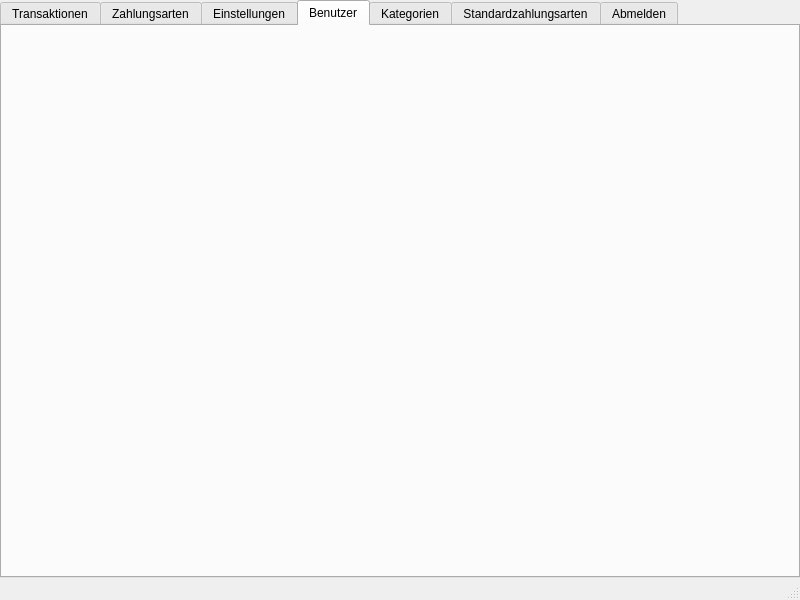
Above: userwindow.ui from Tandaradei/haushalt before the change. Below: the same form after it.
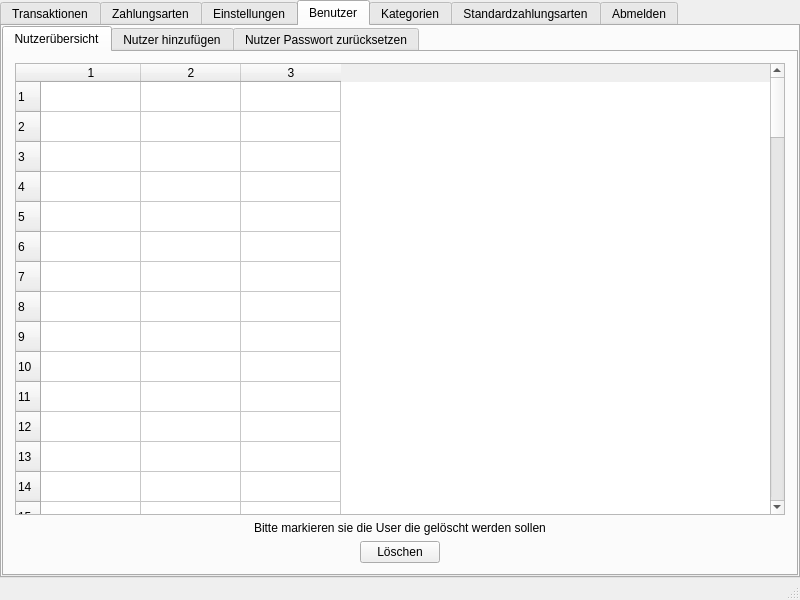
That is the form after the change. The open tabs and pages were chosen to show the change. Icons and pictures are not drawn.

Commit message: finished user + category + standardpaymenmethod interfaces

What changed in the file:
```diff
--- a/userwindow.ui
+++ b/userwindow.ui
@@ -932,7 +932,314 @@
            <number>0</number>
           </property>
           <item>
-           <layout class="QVBoxLayout" name="verticalLayout_7"/>
+           <layout class="QVBoxLayout" name="verticalLayout_7">
+            <item>
+             <widget class="QTabWidget" name="usertabWidget">
+              <property name="currentIndex">
+               <number>1</number>
+              </property>
+              <widget class="QWidget" name="useroverviewTab_2">
+               <attribute name="title">
+                <string>Nutzerübersicht</string>
+               </attribute>
+               <layout class="QVBoxLayout" name="verticalLayout_23">
+                <item>
+                 <layout class="QVBoxLayout" name="verticalLayout_22">
+                  <item>
+                   <widget class="QTableWidget" name="userTable_2">
+                    <property name="verticalScrollBarPolicy">
+                     <enum>Qt::ScrollBarAlwaysOn</enum>
+                    </property>
+                    <property name="horizontalScrollBarPolicy">
+                     <enum>Qt::ScrollBarAsNeeded</enum>
+                    </property>
+                    <property name="rowCount">
+                     <number>100</number>
+                    </property>
+                    <property name="columnCount">
+                     <number>3</number>
+                    </property>
+                    <row/>
+                    <row/>
+                    <row/>
+                    <row/>
+                    <row/>
+                    <row/>
+                    <row/>
+                    <row/>
+                    <row/>
+                    <row/>
+                    <row/>
+                    <row/>
+                    <row/>
+                    <row/>
+                    <row/>
+                    <row/>
+                    <row/>
+                    <row/>
+                    <row/>
+                    <row/>
+                    <row/>
+                    <row/>
+                    <row/>
+                    <row/>
+                    <row/>
+                    <row/>
+                    <row/>
+                    <row/>
+                    <row/>
+                    <row/>
+                    <row/>
+                    <row/>
+                    <row/>
+                    <row/>
+                    <row/>
+                    <row/>
+                    <row/>
+                    <row/>
+                    <row/>
+                    <row/>
+                    <row/>
+                    <row/>
+                    <row/>
+                    <row/>
+                    <row/>
+                    <row/>
+                    <row/>
+                    <row/>
+                    <row/>
+                    <row/>
+                    <row/>
+                    <row/>
+                    <row/>
+                    <row/>
+                    <row/>
+                    <row/>
+                    <row/>
+                    <row/>
+                    <row/>
+                    <row/>
+                    <row/>
+                    <row/>
+                    <row/>
+                    <row/>
+                    <row/>
+                    <row/>
+                    <row/>
+                    <row/>
+                    <row/>
+                    <row/>
+                    <row/>
+                    <row/>
+                    <row/>
+                    <row/>
+                    <row/>
+                    <row/>
+                    <row/>
+                    <row/>
+                    <row/>
+                    <row/>
+                    <row/>
+                    <row/>
+                    <row/>
+                    <row/>
+                    <row/>
+                    <row/>
+                    <row/>
+                    <row/>
+                    <row/>
+                    <row/>
+                    <row/>
+                    <row/>
+                    <row/>
+                    <row/>
+                    <row/>
+                    <row/>
+                    <row/>
+                    <row/>
+                    <row/>
+                    <row/>
+                    <column/>
+                    <column/>
+                    <column/>
+                   </widget>
+                  </item>
+                  <item alignment="Qt::AlignHCenter">
+                   <widget class="QLabel" name="userdelLabel_2">
+                    <property name="text">
+                     <string>Bitte markieren sie die User die gelöscht werden sollen</string>
+                    </property>
+                   </widget>
+                  </item>
+                  <item alignment="Qt::AlignHCenter">
+                   <widget class="QPushButton" name="userdelButton_2">
+                    <property name="maximumSize">
+                     <size>
+                      <width>100</width>
+                      <height>16777215</height>
+                     </size>
+                    </property>
+                    <property name="text">
+                     <string>Löschen</string>
+                    </property>
+                   </widget>
+                  </item>
+                 </layout>
+                </item>
+               </layout>
+              </widget>
+              <widget class="QWidget" name="useraddTab_2">
+               <attribute name="title">
+                <string>Nutzer hinzufügen</string>
+               </attribute>
+               <layout class="QVBoxLayout" name="verticalLayout_26">
+                <item>
+                 <layout class="QVBoxLayout" name="verticalLayout_24">
+                  <item>
+                   <layout class="QGridLayout" name="gridLayout_11">
+                    <item row="1" column="0" alignment="Qt::AlignHCenter|Qt::AlignVCenter">
+                     <widget class="QLabel" name="useraddpwLabel_2">
+                      <property name="text">
+                       <string>Passwort</string>
+                      </property>
+                     </widget>
+                    </item>
+                    <item row="0" column="0" alignment="Qt::AlignHCenter|Qt::AlignBottom">
+                     <widget class="QLabel" name="useraddemailLabel_2">
+                      <property name="text">
+                       <string>E-Mail</string>
+                      </property>
+                     </widget>
+                    </item>
+                    <item row="0" column="1" alignment="Qt::AlignLeft|Qt::AlignBottom">
+                     <widget class="QLineEdit" name="useraddemailField_2">
+                      <property name="maximumSize">
+                       <size>
+                        <width>300</width>
+                        <height>16777215</height>
+                       </size>
+                      </property>
+                     </widget>
+                    </item>
+                    <item row="1" column="1" alignment="Qt::AlignLeft|Qt::AlignVCenter">
+                     <widget class="QLineEdit" name="useraddpwField_2">
+                      <property name="maximumSize">
+                       <size>
+                        <width>300</width>
+                        <height>16777215</height>
+                       </size>
+                      </property>
+                     </widget>
+                    </item>
+                   </layout>
+                  </item>
+                  <item>
+                   <layout class="QVBoxLayout" name="verticalLayout_25">
+                    <item alignment="Qt::AlignHCenter|Qt::AlignTop">
+                     <widget class="QPushButton" name="useraddconfButton_2">
+                      <property name="maximumSize">
+                       <size>
+                        <width>100</width>
+                        <height>16777215</height>
+                       </size>
+                      </property>
+                      <property name="text">
+                       <string>Bestätigen</string>
+                      </property>
+                     </widget>
+                    </item>
+                   </layout>
+                  </item>
+                 </layout>
+                </item>
+               </layout>
+              </widget>
+              <widget class="QWidget" name="userpwresetTab">
+               <attribute name="title">
+                <string>Nutzer Passwort zurücksetzen</string>
+               </attribute>
+               <layout class="QVBoxLayout" name="verticalLayout_29">
+                <item>
+                 <layout class="QVBoxLayout" name="verticalLayout_27">
+                  <item>
+                   <layout class="QGridLayout" name="gridLayout_12">
+                    <item row="1" column="1" alignment="Qt::AlignHCenter|Qt::AlignBottom">
+                     <widget class="QLabel" name="userresetpwemailLabel_2">
+                      <property name="text">
+                       <string>E-Mail</string>
+                      </property>
+                     </widget>
+                    </item>
+                    <item row="3" column="1" alignment="Qt::AlignHCenter|Qt::AlignVCenter">
+                     <widget class="QLabel" name="userresetpwnewpwLabel_2">
+                      <property name="text">
+                       <string>Neues Kennwort</string>
+                      </property>
+                     </widget>
+                    </item>
+                    <item row="4" column="1" alignment="Qt::AlignHCenter|Qt::AlignTop">
+                     <widget class="QLabel" name="userresetpwnewpwwdhLabel_2">
+                      <property name="text">
+                       <string>Neues Kennwort wiederholen</string>
+                      </property>
+                     </widget>
+                    </item>
+                    <item row="1" column="2" alignment="Qt::AlignLeft|Qt::AlignBottom">
+                     <widget class="QLineEdit" name="userresetpwemailField_2">
+                      <property name="maximumSize">
+                       <size>
+                        <width>300</width>
+                        <height>16777215</height>
+                       </size>
+                      </property>
+                     </widget>
+                    </item>
+                    <item row="3" column="2" alignment="Qt::AlignLeft|Qt::AlignVCenter">
+                     <widget class="QLineEdit" name="userresetpwnewpwField_2">
+                      <property name="maximumSize">
+                       <size>
+                        <width>300</width>
+                        <height>16777215</height>
+                       </size>
+                      </property>
+                     </widget>
+                    </item>
+                    <item row="4" column="2" alignment="Qt::AlignLeft|Qt::AlignTop">
+                     <widget class="QLineEdit" name="userresetpwnewpwwdhField_2">
+                      <property name="maximumSize">
+                       <size>
+                        <width>300</width>
+                        <height>16777215</height>
+                       </size>
+                      </property>
+                     </widget>
+                    </item>
+                   </layout>
+                  </item>
+                  <item>
+                   <layout class="QVBoxLayout" name="verticalLayout_28">
+                    <item alignment="Qt::AlignHCenter|Qt::AlignTop">
+                     <widget class="QPushButton" name="userresetpwconfirmButton_2">
+                      <property name="maximumSize">
+                       <size>
+                        <width>100</width>
+                        <height>16777215</height>
+                       </size>
+                      </property>
+                      <property name="text">
+                       <string>Bestätigen</string>
+                      </property>
+                     </widget>
+                    </item>
+                   </layout>
+                  </item>
+                 </layout>
+                </item>
+               </layout>
+              </widget>
+             </widget>
+            </item>
+           </layout>
           </item>
          </layout>
         </widget>
```
Left out of the diff: 284 changed lines with no effect on the pictures. The commit also changes 3 other files.
